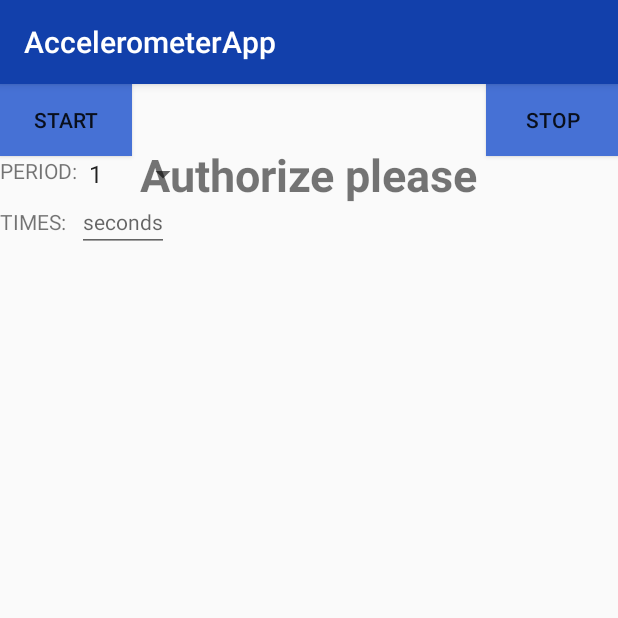
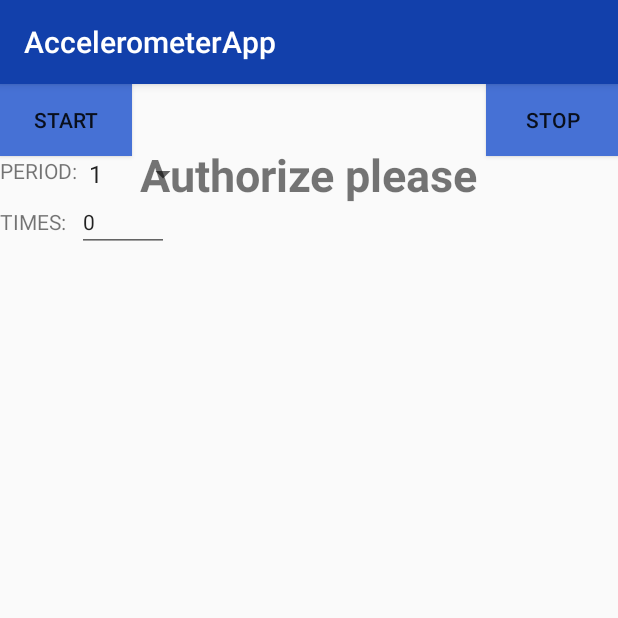
Before and after one commit to Orishkevich/AccelerometerApp, an Android app: the fragment AccelerometerFragment placed in its activity, on a phone screen of 412 x 824 dp, the top half of it. Run offline under Robolectric (Android 15) with nearby library versions, the phone set to English and light mode, and no system bars; our stand-ins replace Firebase (no records; nobody signed in at launch, a user with empty details on screens opened directly).

```diff
--- a/app/src/main/AndroidManifest.xml
+++ b/app/src/main/AndroidManifest.xml
@@ -24,7 +24,7 @@
             </intent-filter>
         </activity>
         <activity
-            android:name=".MainTab"
+            android:name=".Main"
             android:label="@string/title_activity_main"
             android:theme="@style/AppTheme.NoActionBar"
 
--- a/app/src/main/java/com/orishkevich/accelerometerapp/fragment/AccelerometerFragment.java
+++ b/app/src/main/java/com/orishkevich/accelerometerapp/fragment/AccelerometerFragment.java
@@ -9,6 +9,7 @@ import android.content.ServiceConnection;
 import android.content.SharedPreferences;
 import android.os.Bundle;
 import android.support.v4.app.Fragment;
+import android.support.v4.app.FragmentTransaction;
 import android.support.v7.widget.LinearLayoutManager;
 import android.support.v7.widget.RecyclerView;
 import android.util.Log;
@@ -61,9 +62,9 @@ public class AccelerometerFragment extends Fragment {
     private BroadcastReceiver br;
     private EditText editTextTimes;
     private int period;
-
+    private GraphViewFragment gF;
     private DatabaseReference mSimpleFirechatDatabaseReference;
-
+    private FragmentTransaction fT;
     // private FirebaseRecyclerAdapter<FriendlyMessage, MessageViewHolder> mFirebaseAdapter;
     public AccelerometerFragment() {
 
@@ -190,7 +191,11 @@ public class AccelerometerFragment extends Fragment {
         accelAdapter.setOnItemClickListener(new AccelAdapter.OnItemClickListener() {
             @Override
             public void onItemClick(View v, int position) {
-
+                gF=new GraphViewFragment();
+                fT = getActivity().getSupportFragmentManager().beginTransaction();
+                fT.replace(R.id.frame, gF, "Graphs");
+                fT.addToBackStack(null);
+                fT.commit();
             }
         });
     }
--- a/app/src/main/java/com/orishkevich/accelerometerapp/fragment/GraphViewFragment.java
+++ b/app/src/main/java/com/orishkevich/accelerometerapp/fragment/GraphViewFragment.java
@@ -57,10 +57,10 @@ public class GraphViewFragment extends Fragment {
     @Override
     public void onViewCreated(View view,Bundle savedInstanceState) {
         super.onViewCreated(view, savedInstanceState);
-        //createdGraphs();
+
         graphX = (GraphView)getActivity().findViewById(R.id.graph);
        // graphX.removeAllSeries();
-       // createdGraphs();
+        createdGraphs();
                 btnRefresh = (Button) getActivity().findViewById(R.id.button_refresh);
                 btnRefresh.setOnClickListener(new View.OnClickListener() {
 
--- a/app/src/main/res/layout/fragment_accelerometer.xml
+++ b/app/src/main/res/layout/fragment_accelerometer.xml
@@ -82,11 +82,12 @@
         android:id="@+id/times"
         android:layout_width="wrap_content"
         android:layout_height="wrap_content"
+        android:layout_below="@+id/spinner"
+        android:layout_toEndOf="@+id/per"
+        android:layout_toRightOf="@+id/per"
         android:hint="@string/times"
-        android:textSize="14sp"
-        android:layout_below="@+id/spinner"
-        android:layout_toRightOf="@+id/per"
-        android:layout_toEndOf="@+id/per" />
+        android:text="0"
+        android:textSize="14sp" />
 
 
 </RelativeLayout>
--- a/app/src/main/res/layout/fragment_graph_view.xml
+++ b/app/src/main/res/layout/fragment_graph_view.xml
@@ -9,7 +9,7 @@
     <com.jjoe64.graphview.GraphView
         app:seriesType="line"
         android:layout_width="match_parent"
-        android:layout_height="200dp"
+        android:layout_height="match_parent"
         android:id="@+id/graph"
         app:seriesTitle="Accelerometer"
        />
```
Also changed, not shown: app/src/main/java/com/orishkevich/accelerometerapp/Main.java (+5 -2 lines), app/src/main/java/com/orishkevich/accelerometerapp/fragment/DaysListSessions.java (+33 -3 lines), app/src/main/java/com/orishkevich/accelerometerapp/service/ServiceAccel.java (+22 -4 lines), app/src/main/res/layout/fragment_days_list_sessions.xml (+7 -0 lines).
